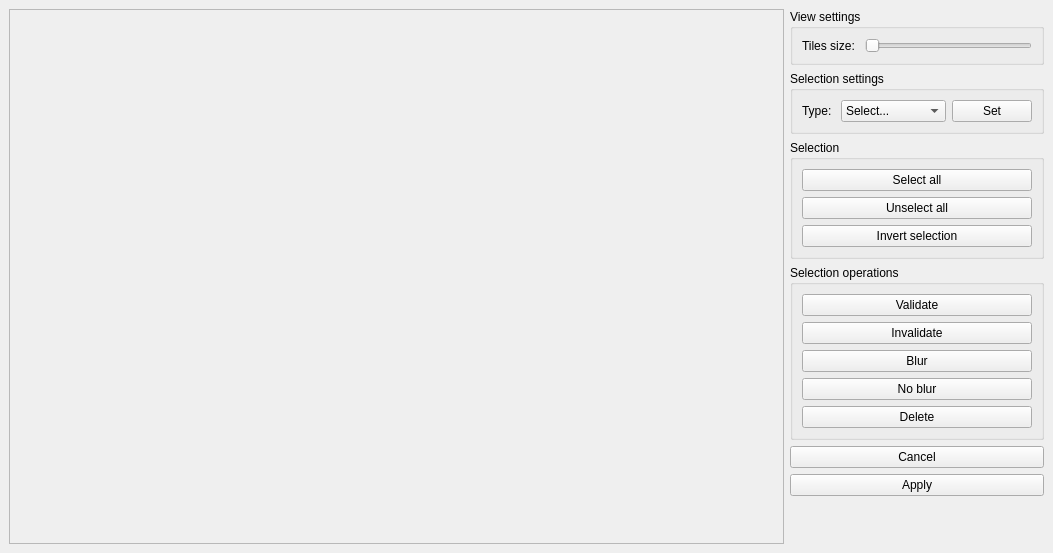
Old version of the form batchview.ui in the repository 3d4pi/yafdb-validator.
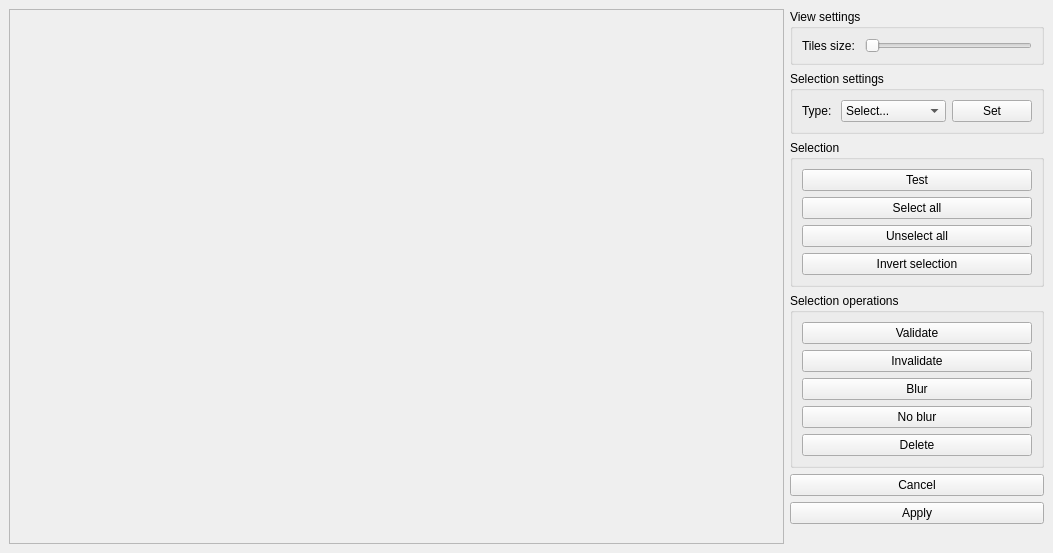
New version of the form. Icons and pictures are not drawn.

What changed in the file:
```diff
--- a/batchview.ui
+++ b/batchview.ui
@@ -251,27 +251,34 @@
          <string>Selection</string>
         </property>
         <layout class="QGridLayout" name="gridLayout">
-         <item row="0" column="0">
+         <item row="1" column="0">
           <widget class="QPushButton" name="selectAllButton">
            <property name="text">
             <string>Select all</string>
            </property>
           </widget>
          </item>
-         <item row="2" column="0">
+         <item row="3" column="0">
           <widget class="QPushButton" name="invertSelectionButton">
            <property name="text">
             <string>Invert selection</string>
            </property>
           </widget>
          </item>
-         <item row="1" column="0">
+         <item row="2" column="0">
           <widget class="QPushButton" name="unSelectAllButton">
            <property name="text">
             <string>Unselect all</string>
            </property>
           </widget>
          </item>
+         <item row="0" column="0">
+          <widget class="QPushButton" name="pushButton">
+           <property name="text">
+            <string>Test</string>
+           </property>
+          </widget>
+         </item>
         </layout>
        </widget>
       </item>
```
